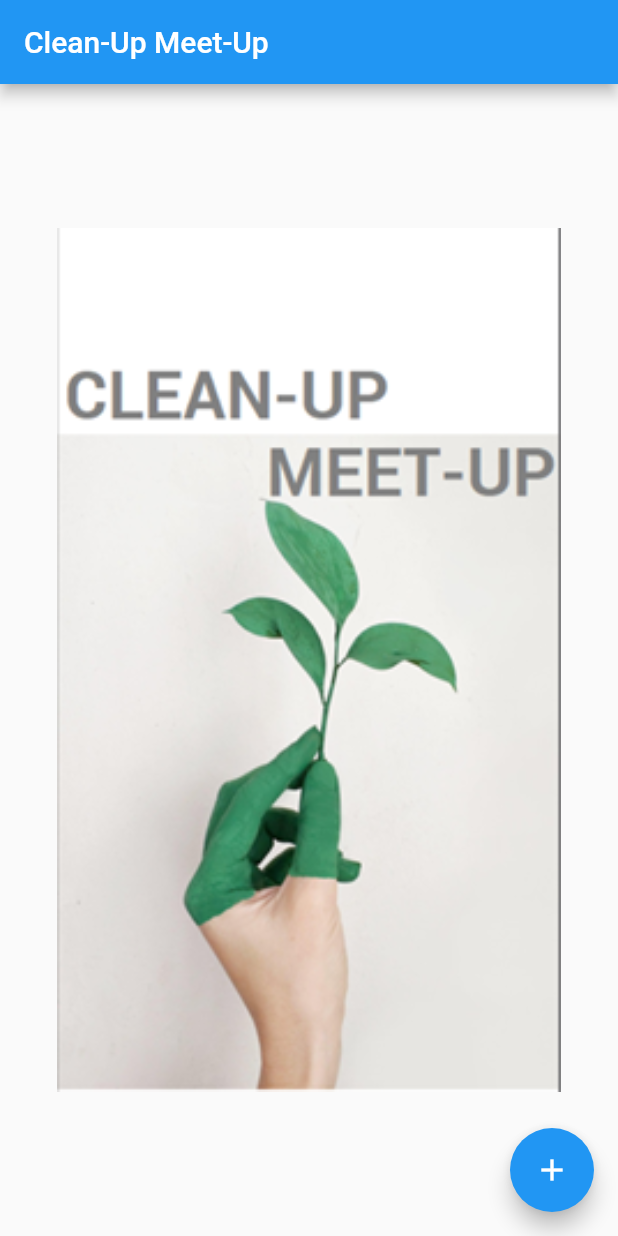
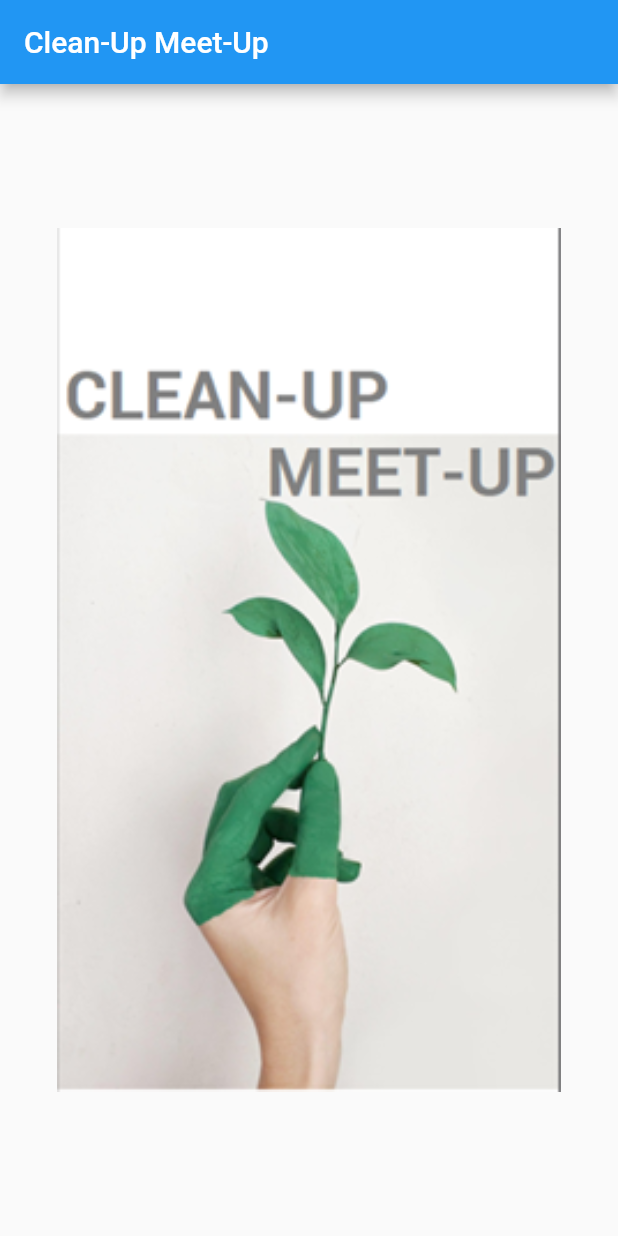
Before and after one commit to Colin-Shaw2/CleanUpMeatUpProto, a Flutter app: the screen it shows after launch, on a phone screen of 412 x 824 dp. Run offline on Flutter 3.47's test engine with Material 2 defaults, Android fonts, the phone set to English and light mode, and no system bars.

Commit message:
ui update

```diff
--- a/clean_up_meet_p/lib/main.dart
+++ b/clean_up_meet_p/lib/main.dart
@@ -1,4 +1,4 @@
-import 'package:clean_up_meet_p/pages/joinedEvents.dart';
+//import 'package:clean_up_meet_p/pages/joinedEvents.dart';
 import 'package:flutter/material.dart';
 
 import 'pages/detailsPage.dart';
@@ -75,7 +75,13 @@ class _MyHomePageState extends State<MyHomePage> {
         // the App.build method, and use it to set our appbar title.
         title: Text(widget.title),
       ),
-      body: Center(
+      body: GestureDetector(
+        onTap: (){
+        Navigator.push(context, MaterialPageRoute(builder: (context) => InProgressEvents('In Progress Page'), fullscreenDialog: true));
+
+        },
+        child:
+        Center(
         child: Column(
           mainAxisAlignment: MainAxisAlignment.center,
           children: <Widget>[
@@ -89,17 +95,7 @@ class _MyHomePageState extends State<MyHomePage> {
           ],
         ),
       ),
-      floatingActionButton: FloatingActionButton(
-        onPressed: (){
-        Navigator.push(context, MaterialPageRoute(builder: (context) => InProgressEvents('In Progress Page'), fullscreenDialog: true));
-      },
-        tooltip: 'Increment',
-        child: Icon(Icons.add),
-      ), // This trailing comma makes auto-formatting nicer for build methods.
-      // bottomNavigationBar: ListTile(title: Text("Joined Events"),
-      // onTap: (){
-      //   Navigator.push(context,  MaterialPageRoute(builder: (context) => DetailsPage(), fullscreenDialog: true));
-      // },),
+      ),
     );
   }
 }
```
Also changed, not shown: clean_up_meet_p/lib/pages/inProgressEvents.dart (+3 -13 lines), clean_up_meet_p/lib/pages/joinedEvents.dart (deleted, +0 -25 lines), clean_up_meet_p/lib/pages/locationPage.dart (deleted, +0 -25 lines).
